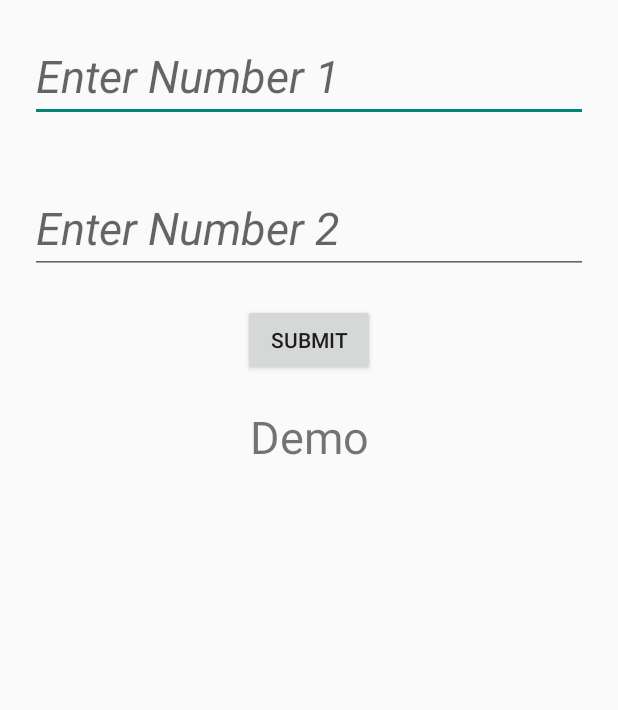
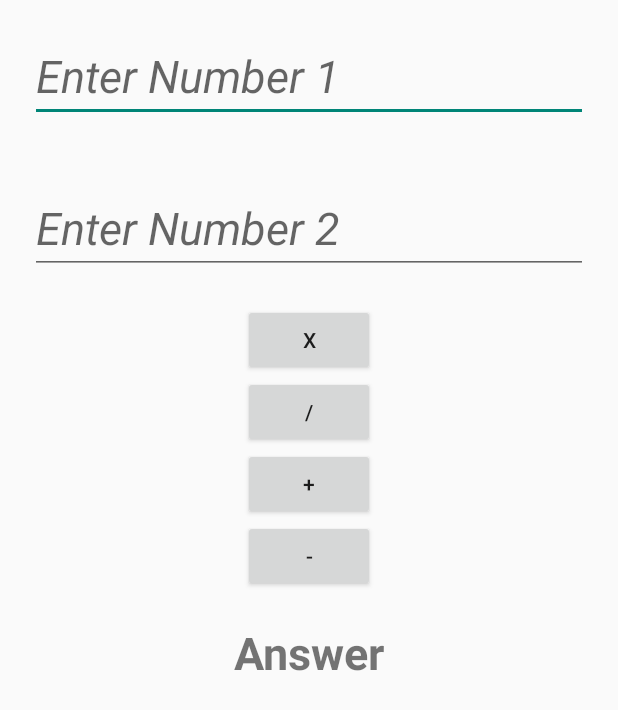
Before and after one commit to Parth3146/15-DAYS-INTERNSHIP, an Android app: the layout activity_calculator.xml on its own in the app's theme, with its tools: preview values and no code run, on a phone screen of 412 x 824 dp. Shown: the top 710 px of the screen. Run offline under Robolectric (Android 15) with nearby library versions, the light colour scheme and no system bars.

Commit message:
Calculator

```diff
--- a/app/src/main/res/layout/activity_calculator.xml
+++ b/app/src/main/res/layout/activity_calculator.xml
@@ -8,37 +8,65 @@
     tools:context=".CalculatorActivity">
 
     <EditText
+        android:id="@+id/etNum1"
         android:layout_width="match_parent"
         android:layout_height="wrap_content"
-        android:id="@+id/et1"
         android:hint="Enter Number 1"
         android:layout_margin="20dp"
         android:textSize="30sp"
-        android:textStyle="italic"/>
+        android:textStyle="italic"
+        android:inputType="number"/>
 
     <EditText
+        android:id="@+id/etNum2"
         android:layout_width="match_parent"
         android:layout_height="wrap_content"
-        android:id="@+id/et2"
         android:hint="Enter Number 2"
         android:layout_margin="20dp"
         android:textSize="30sp"
-        android:textStyle="italic"/>
+        android:textStyle="italic"
+        android:inputType="number"/>
 
     <Button
+        android:id="@+id/btnMul"
         android:layout_width="wrap_content"
         android:layout_height="wrap_content"
-        android:text="Submit"
         android:layout_gravity="center"
-        android:id="@+id/subbt"/>
+        android:text="x"
+        />
+
+    <Button
+        android:id="@+id/btnDiv"
+        android:layout_width="wrap_content"
+        android:layout_height="wrap_content"
+        android:layout_gravity="center"
+        android:text="/"
+        />
+
+    <Button
+        android:id="@+id/btnAdd"
+        android:layout_width="wrap_content"
+        android:layout_height="wrap_content"
+        android:layout_gravity="center"
+        android:text="+"
+    />
+
+    <Button
+        android:id="@+id/btnSub"
+        android:layout_width="wrap_content"
+        android:layout_height="wrap_content"
+        android:layout_gravity="center"
+        android:text="-"
+        />
 
     <TextView
-        android:layout_width="match_parent"
+        android:id="@+id/tvAns"
+        android:layout_width="wrap_content"
         android:layout_height="wrap_content"
-        android:text="Demo"
-        android:id="@+id/tv"
+        android:text="Answer"
+        android:layout_gravity="center"
         android:textSize="30sp"
-        android:gravity="center"
-        android:layout_marginTop="20dp"/>
+        android:layout_margin="20dp"
+        android:textStyle="bold"/>
 
 </LinearLayout>
```
Also changed, not shown: app/src/main/AndroidManifest.xml (+3 -5 lines), app/src/main/java/com/example/practiceapp/CalculatorActivity.java (+54 -19 lines), app/src/main/java/com/example/practiceapp/MainActivity.java (+13 -0 lines), app/src/main/res/layout/activity_main.xml (+9 -0 lines).
